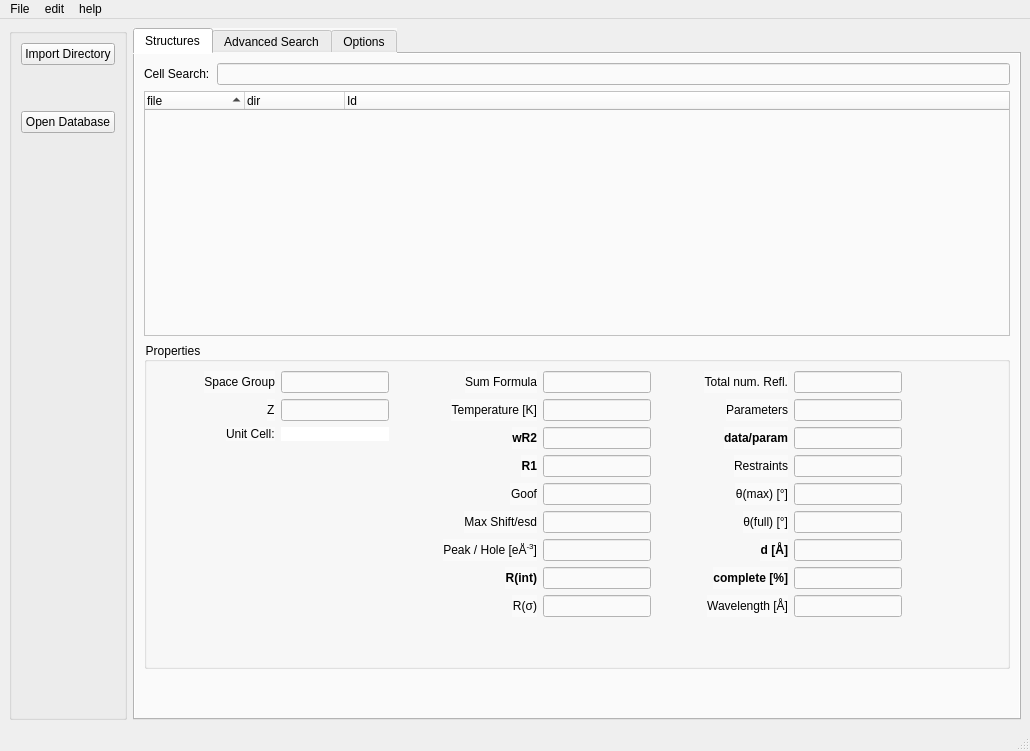
dkratzert/StructureFinder, file stdb_main.ui: the form before one commit.
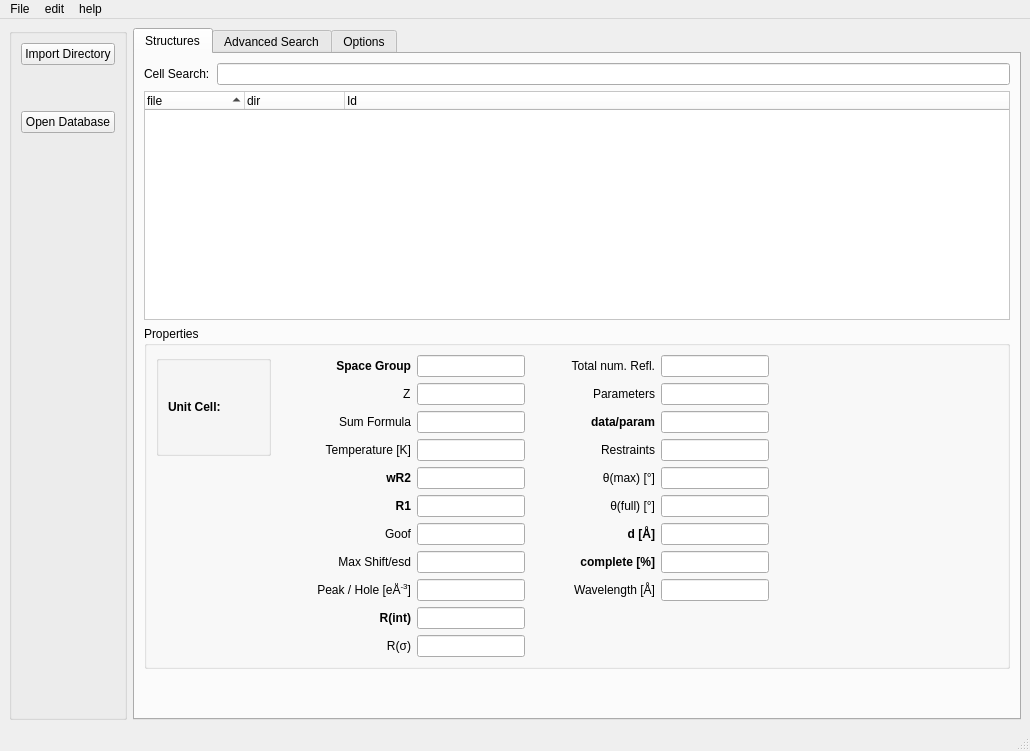
The form after the commit.

```diff
--- a/stdb_main.ui
+++ b/stdb_main.ui
@@ -111,7 +111,7 @@
        <bool>false</bool>
       </property>
       <property name="styleSheet">
-       <string notr="true">background-color: rgb(250, 250, 250);</string>
+       <string notr="true"/>
       </property>
       <property name="currentIndex">
        <number>0</number>
@@ -134,6 +134,12 @@
               <verstretch>3</verstretch>
              </sizepolicy>
             </property>
+            <property name="autoFillBackground">
+             <bool>false</bool>
+            </property>
+            <property name="styleSheet">
+             <string notr="true">background-color: rgb(255, 255, 255);</string>
+            </property>
             <property name="verticalScrollBarPolicy">
              <enum>Qt::ScrollBarAsNeeded</enum>
             </property>
@@ -207,75 +213,84 @@
               <verstretch>4</verstretch>
              </sizepolicy>
             </property>
+            <property name="styleSheet">
+             <string notr="true"/>
+            </property>
             <property name="title">
              <string>Properties</string>
             </property>
             <layout class="QHBoxLayout" name="horizontalLayout_2">
              <item>
-              <spacer name="horizontalSpacer_5">
-               <property name="orientation">
-                <enum>Qt::Horizontal</enum>
-               </property>
-               <property name="sizeHint" stdset="0">
-                <size>
-                 <width>40</width>
-                 <height>20</height>
-                </size>
-               </property>
-              </spacer>
-             </item>
-             <item>
-              <layout class="QFormLayout" name="formLayout_2">
+              <layout class="QVBoxLayout" name="verticalLayout_6">
                <property name="sizeConstraint">
                 <enum>QLayout::SetNoConstraint</enum>
                </property>
-               <property name="labelAlignment">
-                <set>Qt::AlignRight|Qt::AlignTrailing|Qt::AlignVCenter</set>
-               </property>
-               <item row="0" column="0">
-                <widget class="QLabel" name="SpaceGrouplabel">
-                 <property name="text">
-                  <string>Space Group</string>
-                 </property>
-                 <property name="alignment">
-                  <set>Qt::AlignRight|Qt::AlignTrailing|Qt::AlignVCenter</set>
-                 </property>
-                </widget>
-               </item>
-               <item row="0" column="1">
-                <widget class="QLineEdit" name="SpaceGroupLineEdit">
-                 <property name="readOnly">
-                  <bool>true</bool>
-                 </property>
-                </widget>
-               </item>
-               <item row="2" column="0">
-                <widget class="QLabel" name="CellLabel">
-                 <property name="text">
-                  <string>Unit Cell:</string>
-                 </property>
-                </widget>
-               </item>
-               <item row="2" column="1">
-                <widget class="QLabel" name="cellField">
-                 <property name="styleSheet">
-                  <string notr="true">background-color: rgb(255, 255, 255);
-border-color: rgb(53, 53, 53);</string>
-                 </property>
-                 <property name="text">
+               <item>
+                <widget class="QGroupBox" name="groupBox_4">
+                 <property name="title">
                   <string/>
                  </property>
+                 <layout class="QGridLayout" name="gridLayout_5">
+                  <item row="0" column="1">
+                   <widget class="QLabel" name="cellField">
+                    <property name="sizePolicy">
+                     <sizepolicy hsizetype="Expanding" vsizetype="Expanding">
+                      <horstretch>0</horstretch>
+                      <verstretch>0</verstretch>
+                     </sizepolicy>
+                    </property>
+                    <property name="autoFillBackground">
+                     <bool>false</bool>
+                    </property>
+                    <property name="styleSheet">
+                     <string notr="true">border-color: rgb(53, 53, 53);</string>
+                    </property>
+                    <property name="text">
+                     <string/>
+                    </property>
+                   </widget>
+                  </item>
+                  <item row="0" column="0">
+                   <widget class="QLabel" name="CellLabel">
+                    <property name="font">
+                     <font>
+                      <weight>75</weight>
+                      <bold>true</bold>
+                     </font>
+                    </property>
+                    <property name="text">
+                     <string>Unit Cell:</string>
+                    </property>
+                   </widget>
+                  </item>
+                 </layout>
                 </widget>
                </item>
-               <item row="1" column="0">
-                <widget class="QLabel" name="zLabel">
-                 <property name="text">
-                  <string>Z</string>
+               <item>
+                <spacer name="verticalSpacer_4">
+                 <property name="orientation">
+                  <enum>Qt::Vertical</enum>
                  </property>
-                </widget>
+                 <property name="sizeHint" stdset="0">
+                  <size>
+                   <width>20</width>
+                   <height>40</height>
+                  </size>
+                 </property>
+                </spacer>
                </item>
-               <item row="1" column="1">
-                <widget class="QLineEdit" name="zLineEdit"/>
+               <item>
+                <spacer name="verticalSpacer_5">
+                 <property name="orientation">
+                  <enum>Qt::Vertical</enum>
+                 </property>
+                 <property name="sizeHint" stdset="0">
+                  <size>
+                   <width>20</width>
+                   <height>40</height>
+                  </size>
+                 </property>
+                </spacer>
                </item>
               </layout>
              </item>
@@ -284,6 +299,9 @@
                <property name="orientation">
                 <enum>Qt::Horizontal</enum>
                </property>
+               <property name="sizeType">
+                <enum>QSizePolicy::Preferred</enum>
+               </property>
                <property name="sizeHint" stdset="0">
                 <size>
                  <width>40</width>
@@ -300,7 +318,7 @@
                <property name="labelAlignment">
                 <set>Qt::AlignRight|Qt::AlignTrailing|Qt::AlignVCenter</set>
                </property>
-               <item row="2" column="0">
+               <item row="4" column="0">
                 <widget class="QLabel" name="temperatureLabel">
                  <property name="text">
                   <string>Temperature [K]</string>
@@ -310,10 +328,10 @@
                  </property>
                 </widget>
                </item>
-               <item row="2" column="1">
+               <item row="4" column="1">
                 <widget class="QLineEdit" name="temperatureLineEdit"/>
                </item>
-               <item row="4" column="0">
+               <item row="6" column="0">
                 <widget class="QLabel" name="r1Label">
                  <property name="font">
                   <font>
@@ -330,10 +348,10 @@
                  </property>
                 </widget>
                </item>
-               <item row="4" column="1">
+               <item row="6" column="1">
                 <widget class="QLineEdit" name="r1LineEdit"/>
                </item>
-               <item row="5" column="0">
+               <item row="7" column="0">
                 <widget class="QLabel" name="goofLabel">
                  <property name="text">
                   <string>Goof</string>
@@ -343,10 +361,10 @@
                  </property>
                 </widget>
                </item>
-               <item row="5" column="1">
+               <item row="7" column="1">
                 <widget class="QLineEdit" name="goofLineEdit"/>
                </item>
-               <item row="6" column="0">
+               <item row="8" column="0">
                 <widget class="QLabel" name="maxShiftLabel">
                  <property name="text">
                   <string>Max Shift/esd</string>
@@ -356,10 +374,10 @@
                  </property>
                 </widget>
                </item>
-               <item row="6" column="1">
+               <item row="8" column="1">
                 <widget class="QLineEdit" name="maxShiftLineEdit"/>
                </item>
-               <item row="7" column="0">
+               <item row="9" column="0">
                 <widget class="QLabel" name="peakLabel">
                  <property name="text">
                   <string>&lt;html&gt;&lt;head/&gt;&lt;body&gt;&lt;p&gt;Peak / Hole [eÅ&lt;span style=&quot; vertical-align:super;&quot;&gt;-3&lt;/span&gt;]&lt;/p&gt;&lt;/body&gt;&lt;/html&gt;</string>
@@ -369,10 +387,10 @@
                  </property>
                 </widget>
                </item>
-               <item row="7" column="1">
+               <item row="9" column="1">
                 <widget class="QLineEdit" name="peakLineEdit"/>
                </item>
-               <item row="8" column="0">
+               <item row="10" column="0">
                 <widget class="QLabel" name="rintLabel">
                  <property name="font">
                   <font>
@@ -388,10 +406,10 @@
                  </property>
                 </widget>
                </item>
-               <item row="8" column="1">
+               <item row="10" column="1">
                 <widget class="QLineEdit" name="rintLineEdit"/>
                </item>
-               <item row="9" column="0">
+               <item row="11" column="0">
                 <widget class="QLabel" name="rsigmaLabel">
                  <property name="text">
                   <string>R(σ)</string>
@@ -401,16 +419,16 @@
                  </property>
                 </widget>
                </item>
-               <item row="9" column="1">
+               <item row="11" column="1">
                 <widget class="QLineEdit" name="rsigmaLineEdit"/>
                </item>
-               <item row="1" column="1">
+               <item row="3" column="1">
                 <widget class="QLineEdit" name="sumFormulaLineEdit"/>
                </item>
-               <item row="3" column="1">
+               <item row="5" column="1">
                 <widget class="QLineEdit" name="wR2LineEdit"/>
                </item>
-               <item row="1" column="0">
+               <item row="3" column="0">
                 <widget class="QLabel" name="sumFormulaLabel">
                  <property name="text">
                   <string>Sum Formula</string>
@@ -420,7 +438,7 @@
                  </property>
                 </widget>
                </item>
-               <item row="3" column="0">
+               <item row="5" column="0">
                 <widget class="QLabel" name="wR2Label">
                  <property name="font">
                   <font>
@@ -437,6 +455,39 @@
                  </property>
                 </widget>
                </item>
+               <item row="1" column="1">
+                <widget class="QLineEdit" name="SpaceGroupLineEdit">
+                 <property name="readOnly">
+                  <bool>true</bool>
+                 </property>
+                </widget>
+               </item>
+               <item row="1" column="0">
+                <widget class="QLabel" name="SpaceGrouplabel">
+                 <property name="font">
+                  <font>
+                   <weight>75</weight>
+                   <bold>true</bold>
+                  </font>
+                 </property>
+                 <property name="text">
+                  <string>Space Group</string>
+                 </property>
+                 <property name="alignment">
+                  <set>Qt::AlignRight|Qt::AlignTrailing|Qt::AlignVCenter</set>
+                 </property>
+                </widget>
+               </item>
+               <item row="2" column="1">
+                <widget class="QLineEdit" name="zLineEdit"/>
+               </item>
+               <item row="2" column="0">
+                <widget class="QLabel" name="zLabel">
+                 <property name="text">
+                  <string>Z</string>
+                 </property>
+                </widget>
+               </item>
               </layout>
              </item>
              <item>
@@ -444,6 +495,9 @@
                <property name="orientation">
                 <enum>Qt::Horizontal</enum>
                </property>
+               <property name="sizeType">
+                <enum>QSizePolicy::Preferred</enum>
+               </property>
                <property name="sizeHint" stdset="0">
                 <size>
                  <width>40</width>
@@ -599,6 +653,9 @@
                <property name="orientation">
                 <enum>Qt::Horizontal</enum>
                </property>
+               <property name="sizeType">
+                <enum>QSizePolicy::Expanding</enum>
+               </property>
                <property name="sizeHint" stdset="0">
                 <size>
                  <width>40</width>
@@ -615,6 +672,9 @@
                <property name="orientation">
                 <enum>Qt::Horizontal</enum>
                </property>
+               <property name="sizeType">
+                <enum>QSizePolicy::Expanding</enum>
+               </property>
                <property name="sizeHint" stdset="0">
                 <size>
                  <width>40</width>
```
Left out of the diff: 5 changed lines with no effect on the pictures.
